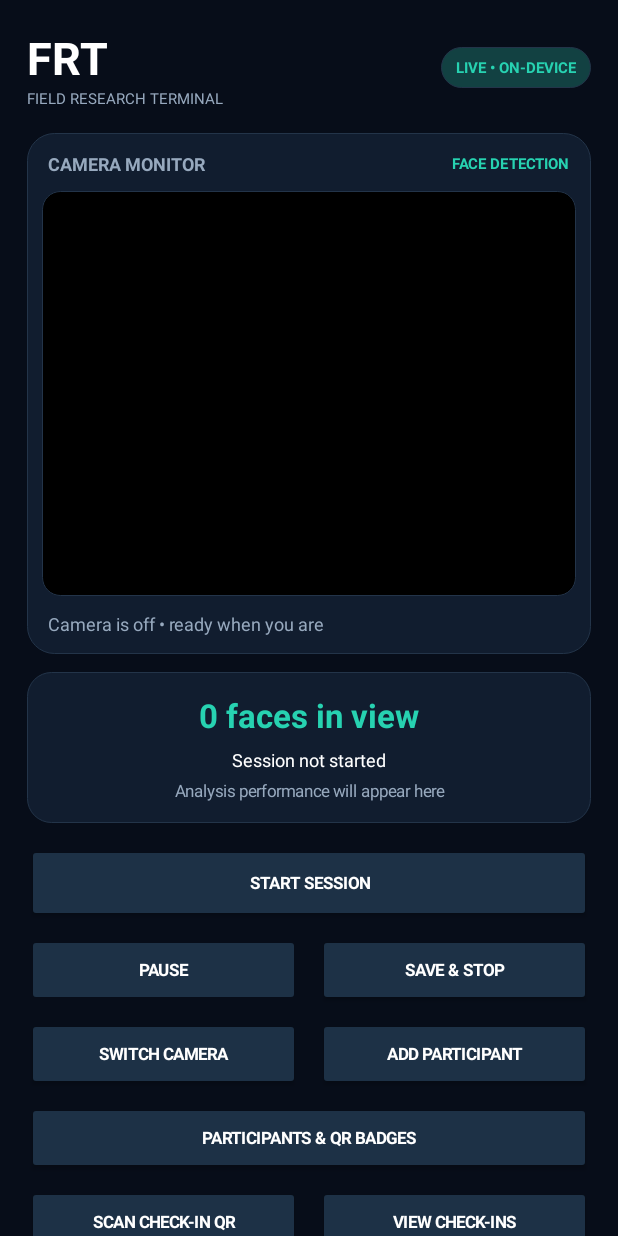
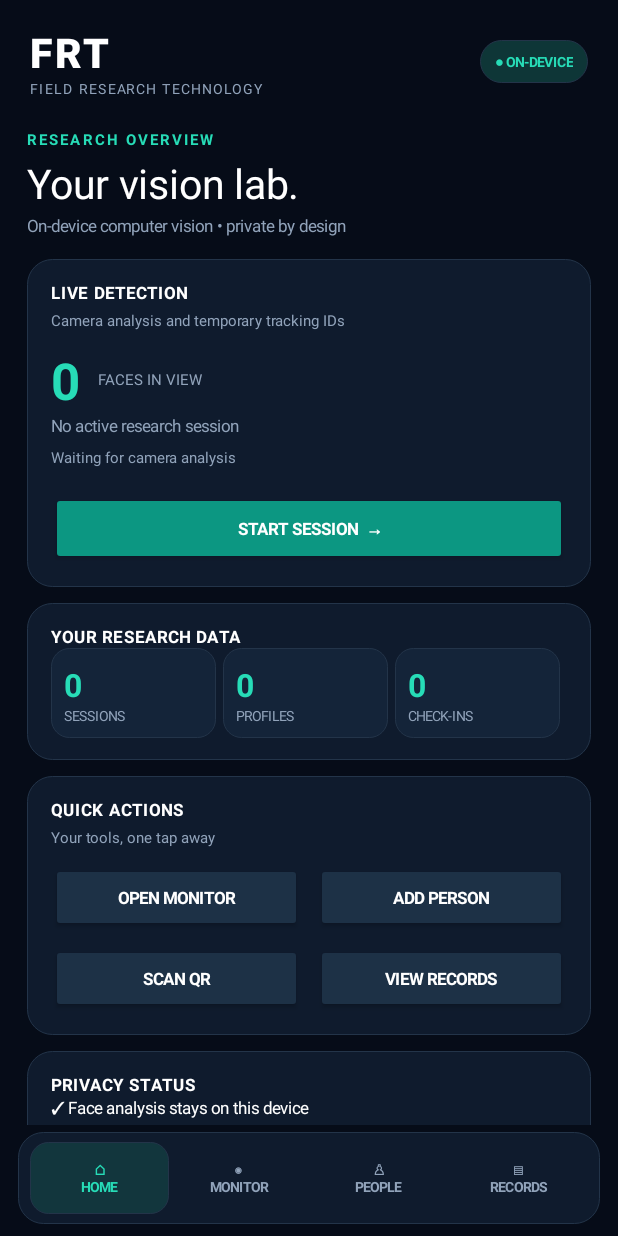
Before and after one commit to killbo95/FRT, an Android app: the screen it shows after launch (MainActivity), on a phone screen of 412 x 824 dp. Run offline under Robolectric (Android 15) with nearby library versions, the phone set to English and light mode, and no system bars; libraries missing offline, so code that uses them is left out: androidx.camera.core, androidx.camera.lifecycle, androidx.camera.view, com.google.mlkit.vision; 1 statement that could not run was skipped.

Commit message:
Redesign FRT into multi-screen research dashboard

```diff
--- a/app/src/main/java/com/frt/research/MainActivity.kt
+++ b/app/src/main/java/com/frt/research/MainActivity.kt
@@ -112,155 +112,162 @@ class MainActivity : AppCompatActivity() {
     }
 
     private fun buildInterface() {
-        val bg = android.graphics.Color.rgb(7, 13, 25)
-        val surface = android.graphics.Color.rgb(17, 29, 47)
-        val muted = android.graphics.Color.rgb(151, 169, 190)
-        val accent = android.graphics.Color.rgb(39, 210, 177)
+        val bg = android.graphics.Color.rgb(6, 12, 24)
+        val surface = android.graphics.Color.rgb(15, 27, 45)
+        val muted = android.graphics.Color.rgb(145, 163, 186)
+        val accent = android.graphics.Color.rgb(39, 220, 183)
+        val white = android.graphics.Color.WHITE
+        val root = LinearLayout(this).apply { orientation = LinearLayout.VERTICAL; setBackgroundColor(bg) }
+        val header = LinearLayout(this).apply { orientation = LinearLayout.HORIZONTAL; gravity = Gravity.CENTER_VERTICAL; setPadding(dp(20), dp(17), dp(20), dp(13)) }
+        val brand = LinearLayout(this).apply { orientation = LinearLayout.VERTICAL; layoutParams = LinearLayout.LayoutParams(0, -2, 1f) }
+        brand.addView(makeText("FRT", 27f, white).apply { typeface = android.graphics.Typeface.create("sans-serif-black", 0); letterSpacing = 0.08f })
+        brand.addView(makeText("FIELD RESEARCH TECHNOLOGY", 9f, muted).apply { letterSpacing = 0.15f })
+        header.addView(brand)
+        header.addView(TextView(this).apply { text = "● ON-DEVICE"; textSize = 9f; typeface = android.graphics.Typeface.DEFAULT_BOLD; setTextColor(accent); setPadding(dp(10), dp(8), dp(10), dp(8)); background = rounded(android.graphics.Color.rgb(14, 54, 55), 18) })
+        root.addView(header)
 
-        val root = LinearLayout(this).apply {
+        val host = LinearLayout(this).apply { orientation = LinearLayout.VERTICAL; layoutParams = LinearLayout.LayoutParams(-1, 0, 1f) }
+        val nav = LinearLayout(this).apply { orientation = LinearLayout.HORIZONTAL; setPadding(dp(8), dp(7), dp(8), dp(7)); background = rounded(surface, 17) }
+        val pages = listOf("HOME", "MONITOR", "PEOPLE", "RECORDS")
+        val keys = listOf("home", "monitor", "people", "records")
+        val navItems = pages.mapIndexed { i, label ->
+            TextView(this).apply {
+                text = listOf("⌂", "◉", "♙", "▤")[i] + "\n" + label
+                gravity = Gravity.CENTER
+                textSize = 9f
+                typeface = android.graphics.Typeface.DEFAULT_BOLD
+                setTextColor(muted)
+                layoutParams = LinearLayout.LayoutParams(0, dp(48), 1f)
+                setOnClickListener { render(keys[i]) }
+            }
+        }
+        navItems.forEach { nav.addView(it) }
+
+        previewView = PreviewView(this).apply { implementationMode = PreviewView.ImplementationMode.COMPATIBLE }
+        faceOverlay = FaceOverlayView(this)
+        status = makeText("Camera is off • ready when you are", 11f, muted)
+        liveCount = makeText("0", 34f, accent).apply { typeface = android.graphics.Typeface.DEFAULT_BOLD }
+        sessionStats = makeText("No active research session", 11f, muted)
+        performanceStats = makeText("Waiting for camera analysis", 10f, muted)
+        historyText = makeText("No saved sessions yet.", 11f, muted)
+        startButton = makeButton("START SESSION  →") { requestStart() }.apply { backgroundTintList = android.content.res.ColorStateList.valueOf(android.graphics.Color.rgb(12, 151, 130)) }
+        pauseButton = makeButton("PAUSE") { togglePause() }.apply { isEnabled = false }
+
+        fun card(): LinearLayout = LinearLayout(this).apply {
             orientation = LinearLayout.VERTICAL
-            setBackgroundColor(bg)
+            setPadding(dp(16), dp(15), dp(16), dp(15))
+            background = rounded(surface, 17)
+            layoutParams = LinearLayout.LayoutParams(-1, -2).apply { bottomMargin = dp(11) }
         }
-        val scroll = ScrollView(this).apply { isFillViewport = true }
-        val content = LinearLayout(this).apply {
-            orientation = LinearLayout.VERTICAL
-            setPadding(dp(18), dp(18), dp(18), dp(28))
+        fun heading(box: LinearLayout, title: String, sub: String = "") {
+            box.addView(makeText(title, 11f, white).apply { typeface = android.graphics.Typeface.DEFAULT_BOLD; letterSpacing = 0.07f })
+            if (sub.isNotEmpty()) box.addView(makeText(sub, 10f, muted).apply { setPadding(0, dp(4), 0, dp(10)) })
         }
-
-        val header = LinearLayout(this).apply {
+        fun pair(one: Button, two: Button) = LinearLayout(this).apply {
             orientation = LinearLayout.HORIZONTAL
-            gravity = Gravity.CENTER_VERTICAL
-            setPadding(0, 0, 0, dp(16))
+            addView(one, LinearLayout.LayoutParams(0, dp(46), 1f).apply { marginEnd = dp(5) })
+            addView(two, LinearLayout.LayoutParams(0, dp(46), 1f).apply { marginStart = dp(5) })
         }
-        val brand = LinearLayout(this).apply { orientation = LinearLayout.VERTICAL; layoutParams = LinearLayout.LayoutParams(0, -2, 1f) }
-        brand.addView(makeText("FRT", 30f, android.graphics.Color.WHITE).apply { typeface = android.graphics.Typeface.DEFAULT_BOLD })
-        brand.addView(makeText("FIELD RESEARCH TERMINAL", 10f, muted))
-        val version = TextView(this).apply {
-            text = "LIVE • ON-DEVICE"
-            textSize = 10f
-            typeface = android.graphics.Typeface.DEFAULT_BOLD
-            setTextColor(accent)
-            setPadding(dp(10), dp(7), dp(10), dp(7))
-            background = rounded(android.graphics.Color.rgb(18, 65, 66), 18)
+        lateinit var render: (String) -> Unit
+        render = { page ->
+            host.removeAllViews()
+            val scroll = ScrollView(this)
+            val body = LinearLayout(this).apply { orientation = LinearLayout.VERTICAL; setPadding(dp(18), dp(8), dp(18), dp(18)) }
+            when (page) {
+                "home" -> {
+                    body.addView(makeText("RESEARCH OVERVIEW", 10f, accent).apply { typeface = android.graphics.Typeface.DEFAULT_BOLD; letterSpacing = 0.14f })
+                    body.addView(makeText("Your vision lab.", 27f, white).apply { setPadding(0, dp(4), 0, dp(3)) })
+                    body.addView(makeText("On-device computer vision • private by design", 11f, muted).apply { setPadding(0, 0, 0, dp(15)) })
+                    val live = card()
+                    heading(live, "LIVE DETECTION", "Camera analysis and temporary tracking IDs")
+                    val row = LinearLayout(this).apply { orientation = LinearLayout.HORIZONTAL; gravity = Gravity.CENTER_VERTICAL }
+                    row.addView(liveCount)
+                    row.addView(makeText("FACES IN VIEW", 10f, muted).apply { setPadding(dp(12), 0, 0, 0) })
+                    live.addView(row)
+                    live.addView(sessionStats)
+                    live.addView(performanceStats.apply { setPadding(0, dp(7), 0, dp(4)) })
+                    live.addView(startButton, LinearLayout.LayoutParams(-1, dp(49)).apply { topMargin = dp(12) })
+                    body.addView(live)
+                    val stats = card()
+                    heading(stats, "YOUR RESEARCH DATA")
+                    val metrics = LinearLayout(this).apply { orientation = LinearLayout.HORIZONTAL }
+                    listOf(savedHistory.length().toString() to "SESSIONS", savedParticipants.length().toString() to "PROFILES", checkedInParticipants.size.toString() to "CHECK-INS").forEach { (v, l) ->
+                        val m = LinearLayout(this).apply { orientation = LinearLayout.VERTICAL; setPadding(dp(9), dp(10), dp(5), dp(9)); background = rounded(android.graphics.Color.rgb(20, 36, 57), 12); layoutParams = LinearLayout.LayoutParams(0, -2, 1f).apply { marginEnd = dp(5) } }
+                        m.addView(makeText(v, 21f, accent).apply { typeface = android.graphics.Typeface.DEFAULT_BOLD })
+                        m.addView(makeText(l, 9f, muted))
+                        metrics.addView(m)
                     }
-        header.addView(brand)
-        header.addView(version)
-        content.addView(header)
-
-        val cameraCard = LinearLayout(this).apply {
-            orientation = LinearLayout.VERTICAL
-            setPadding(dp(10), dp(10), dp(10), dp(10))
-            background = rounded(surface, 18)
+                    stats.addView(metrics); body.addView(stats)
+                    val quick = card(); heading(quick, "QUICK ACTIONS", "Your tools, one tap away")
+                    quick.addView(pair(makeButton("OPEN MONITOR") { render("monitor") }, makeButton("ADD PERSON") { addParticipantDialog() }))
+                    quick.addView(pair(makeButton("SCAN QR") { scanParticipantQr() }, makeButton("VIEW RECORDS") { render("records") }).apply { setPadding(0, dp(8), 0, 0) })
+                    body.addView(quick)
+                    val privacy = card(); heading(privacy, "PRIVACY STATUS")
+                    privacy.addView(makeText("✓ Face analysis stays on this device", 11f, white))
+                    privacy.addView(makeText("✓ No face photos or biometric templates stored", 11f, white).apply { setPadding(0, dp(7), 0, 0) })
+                    privacy.addView(makeText("✓ QR attendance is separate from camera tracking", 11f, white).apply { setPadding(0, dp(7), 0, 0) })
+                    body.addView(privacy)
                 }
-        val cameraHeader = LinearLayout(this).apply {
-            orientation = LinearLayout.HORIZONTAL
-            gravity = Gravity.CENTER_VERTICAL
-            setPadding(dp(4), dp(2), dp(4), dp(10))
+                "monitor" -> {
+                    body.addView(makeText("CAMERA WORKSPACE", 10f, accent).apply { typeface = android.graphics.Typeface.DEFAULT_BOLD; letterSpacing = 0.14f })
+                    body.addView(makeText("Live monitor", 26f, white).apply { setPadding(0, dp(4), 0, dp(3)) })
+                    body.addView(makeText("Face detection • anonymous temporary tracks", 11f, muted).apply { setPadding(0, 0, 0, dp(13)) })
+                    val cam = card()
+                    val frame = FrameLayout(this).apply { background = rounded(android.graphics.Color.BLACK, 13); clipToOutline = true }
+                    frame.addView(previewView, FrameLayout.LayoutParams(-1, -1))
+                    frame.addView(faceOverlay, FrameLayout.LayoutParams(-1, -1))
+                    cam.addView(frame, LinearLayout.LayoutParams(-1, dp(310)))
+                    cam.addView(status.apply { setPadding(0, dp(10), 0, dp(2)) })
+                    body.addView(cam)
+                    val telemetry = card(); heading(telemetry, "SESSION TELEMETRY")
+                    telemetry.addView(liveCount); telemetry.addView(sessionStats); telemetry.addView(performanceStats)
+                    body.addView(telemetry)
+                    body.addView(pair(pauseButton, makeButton("SWITCH CAMERA") { switchCamera() }))
+                    body.addView(makeButton("SAVE & END SESSION") { finishSession("Session saved.") }, LinearLayout.LayoutParams(-1, dp(47)).apply { topMargin = dp(8) })
                 }
-        cameraHeader.addView(makeText("CAMERA MONITOR", 12f, muted).apply { typeface = android.graphics.Typeface.DEFAULT_BOLD; layoutParams = LinearLayout.LayoutParams(0, -2, 1f) })
-        cameraHeader.addView(makeText("FACE DETECTION", 10f, accent).apply { typeface = android.graphics.Typeface.DEFAULT_BOLD })
-        cameraCard.addView(cameraHeader)
-
-        previewView = PreviewView(this).apply {
-            implementationMode = PreviewView.ImplementationMode.COMPATIBLE
+                "people" -> {
+                    body.addView(makeText("PARTICIPANT DIRECTORY", 10f, accent).apply { typeface = android.graphics.Typeface.DEFAULT_BOLD })
+                    body.addView(makeText("People & check-in", 26f, white).apply { setPadding(0, dp(4), 0, dp(3)) })
+                    body.addView(makeText("Manage participant profiles and QR attendance", 11f, muted).apply { setPadding(0, 0, 0, dp(13)) })
+                    val people = card(); heading(people, "PARTICIPANT PROFILES", savedParticipants.length().toString() + " locally stored profiles")
+                    people.addView(makeButton("＋  ADD PARTICIPANT") { addParticipantDialog() })
+                    people.addView(makeButton("VIEW PROFILES & QR BADGES") { showParticipants() }, LinearLayout.LayoutParams(-1, dp(46)).apply { topMargin = dp(8) })
+                    body.addView(people)
+                    val check = card(); heading(check, "SESSION CHECK-IN", "QR records are not linked to face tracks")
+                    check.addView(makeButton("SCAN PARTICIPANT QR") { scanParticipantQr() })
+                    check.addView(makeButton("VIEW THIS SESSION'S CHECK-INS") { showCheckIns() }, LinearLayout.LayoutParams(-1, dp(46)).apply { topMargin = dp(8) })
+                    body.addView(check)
                 }
-        faceOverlay = FaceOverlayView(this)
-        val cameraContainer = FrameLayout(this).apply {
-            background = rounded(android.graphics.Color.BLACK, 12)
-            clipToOutline = true
+                "records" -> {
+                    body.addView(makeText("RESEARCH ARCHIVE", 10f, accent).apply { typeface = android.graphics.Typeface.DEFAULT_BOLD })
+                    body.addView(makeText("Session records", 26f, white).apply { setPadding(0, dp(4), 0, dp(3)) })
+                    body.addView(makeText("Review previous runs and export research data", 11f, muted).apply { setPadding(0, 0, 0, dp(13)) })
+                    val archive = card(); heading(archive, "SAVED SESSIONS", savedHistory.length().toString() + " records on this device")
+                    archive.addView(historyText); body.addView(archive)
+                    body.addView(makeButton("EXPORT CSV  ↓") { exportHistory() })
+                    body.addView(makeButton("CLEAR LOCAL HISTORY") {
+                        AlertDialog.Builder(this).setTitle("Clear saved history?").setMessage("This permanently deletes session summaries stored on this phone.")
+                            .setNegativeButton("Cancel", null).setPositiveButton("Clear") { _, _ ->
+                                savedHistory = JSONArray(); preferences.edit().remove("sessions").apply(); refreshHistory(); render("records")
+                            }.show()
+                    }, LinearLayout.LayoutParams(-1, dp(46)).apply { topMargin = dp(8) })
+                    val details = card(); heading(details, "RECORDED METRICS")
+                    details.addView(makeText("Elapsed time, frame count, face observations, temporary tracking IDs, peak faces in view and QR check-in totals.", 11f, muted))
+                    body.addView(details)
                 }
-        cameraContainer.addView(previewView, FrameLayout.LayoutParams(-1, -1))
-        cameraContainer.addView(faceOverlay, FrameLayout.LayoutParams(-1, -1))
-        cameraCard.addView(cameraContainer, LinearLayout.LayoutParams(-1, dp(270)))
-        status = makeText("Camera is off • ready when you are", 12f, muted).apply {
-            setPadding(dp(4), dp(10), dp(4), dp(2))
             }
-        cameraCard.addView(status)
-        content.addView(cameraCard)
-
-        val metrics = LinearLayout(this).apply {
-            orientation = LinearLayout.VERTICAL
-            setPadding(dp(16), dp(14), dp(16), dp(14))
-            background = rounded(surface, 16)
-            layoutParams = LinearLayout.LayoutParams(-1, -2).apply { topMargin = dp(12) }
+            scroll.addView(body)
+            host.addView(scroll, LinearLayout.LayoutParams(-1, -1))
+            navItems.forEachIndexed { i, item ->
+                val selected = keys[i] == page
+                item.setTextColor(if (selected) accent else muted)
+                item.background = if (selected) rounded(android.graphics.Color.rgb(18, 54, 61), 12) else null
             }
-        liveCount = makeText("0 faces in view", 22f, accent).apply {
-            typeface = android.graphics.Typeface.DEFAULT_BOLD
-            gravity = Gravity.CENTER
         }
-        sessionStats = makeText("Session not started", 12f, android.graphics.Color.WHITE).apply {
-            gravity = Gravity.CENTER
-            setPadding(0, dp(7), 0, dp(5))
-        }
-        performanceStats = makeText("Analysis performance will appear here", 11f, muted).apply { gravity = Gravity.CENTER }
-        metrics.addView(liveCount)
-        metrics.addView(sessionStats)
-        metrics.addView(performanceStats)
-        content.addView(metrics)
-
-        startButton = makeButton("START SESSION") { requestStart() }
-        pauseButton = makeButton("PAUSE") { togglePause() }
-        val stop = makeButton("SAVE & STOP") { finishSession("Session saved.") }
-        val switch = makeButton("SWITCH CAMERA") { switchCamera() }
-        val export = makeButton("EXPORT CSV") { exportHistory() }
-        val clear = makeButton("CLEAR HISTORY") {
-            AlertDialog.Builder(this)
-                .setTitle("Clear saved history?")
-                .setMessage("This permanently deletes the session summaries stored on this phone.")
-                .setNegativeButton("Cancel", null)
-                .setPositiveButton("Clear") { _, _ ->
-                    savedHistory = JSONArray()
-                    preferences.edit().remove("sessions").apply()
-                    refreshHistory()
-                    Toast.makeText(this, "History cleared.", Toast.LENGTH_SHORT).show()
-                }.show()
-        }
-        val addParticipant = makeButton("ADD PARTICIPANT") { addParticipantDialog() }
-        val participantsButton = makeButton("PARTICIPANTS & QR BADGES") { showParticipants() }
-        val scanQrButton = makeButton("SCAN CHECK-IN QR") { scanParticipantQr() }
-        val checkInsButton = makeButton("VIEW CHECK-INS") { showCheckIns() }
-
-        fun buttonRow(first: Button, second: Button) = LinearLayout(this).apply {
-            orientation = LinearLayout.HORIZONTAL
-            addView(first, LinearLayout.LayoutParams(0, dp(48), 1f).apply { marginEnd = dp(6) })
-            addView(second, LinearLayout.LayoutParams(0, dp(48), 1f).apply { marginStart = dp(6) })
-        }
-        content.addView(startButton, LinearLayout.LayoutParams(-1, dp(52)).apply { topMargin = dp(14) })
-        content.addView(buttonRow(pauseButton, stop), LinearLayout.LayoutParams(-1, -2).apply { topMargin = dp(8) })
-        content.addView(buttonRow(switch, addParticipant), LinearLayout.LayoutParams(-1, -2).apply { topMargin = dp(8) })
-        content.addView(participantsButton, LinearLayout.LayoutParams(-1, dp(48)).apply { topMargin = dp(8) })
-        content.addView(buttonRow(scanQrButton, checkInsButton), LinearLayout.LayoutParams(-1, -2).apply { topMargin = dp(8) })
-
-        val historyCard = LinearLayout(this).apply {
-            orientation = LinearLayout.VERTICAL
-            setPadding(dp(16), dp(14), dp(16), dp(14))
-            background = rounded(surface, 16)
-            layoutParams = LinearLayout.LayoutParams(-1, -2).apply { topMargin = dp(16) }
-        }
-        val historyHeader = LinearLayout(this).apply { orientation = LinearLayout.HORIZONTAL; gravity = Gravity.CENTER_VERTICAL }
-        historyHeader.addView(makeText("SESSION HISTORY", 13f, android.graphics.Color.WHITE).apply {
-            typeface = android.graphics.Typeface.DEFAULT_BOLD
-            layoutParams = LinearLayout.LayoutParams(0, -2, 1f)
-        })
-        historyHeader.addView(makeText("LOCAL STORAGE", 9f, accent).apply { typeface = android.graphics.Typeface.DEFAULT_BOLD })
-        historyCard.addView(historyHeader)
-        historyText = makeText("No saved sessions yet.", 12f, muted).apply { setPadding(0, dp(12), 0, dp(10)) }
-        historyCard.addView(historyText)
-        historyCard.addView(buttonRow(export, clear))
-        content.addView(historyCard)
-
-        val privacy = makeText(
-            "PRIVACY FIRST  •  Face detection runs on this device. FRT stores session statistics and participant profiles, not face photos or biometric templates. Camera stops when you leave this screen.",
-            10f, muted
-        ).apply {
-            gravity = Gravity.CENTER
-            setPadding(dp(8), dp(16), dp(8), dp(8))
-        }
-        content.addView(privacy)
-        scroll.addView(content)
-        root.addView(scroll, LinearLayout.LayoutParams(-1, 0, 1f))
+        root.addView(host)
+        root.addView(nav, LinearLayout.LayoutParams(-1, -2).apply { setMargins(dp(12), dp(5), dp(12), dp(8)) })
         setContentView(root)
-        pauseButton.isEnabled = false
+        render("home")
     }
 
     private fun rounded(color: Int, radius: Int): android.graphics.drawable.GradientDrawable =
```
Lines whose indentation alone changed are shown as unchanged.
